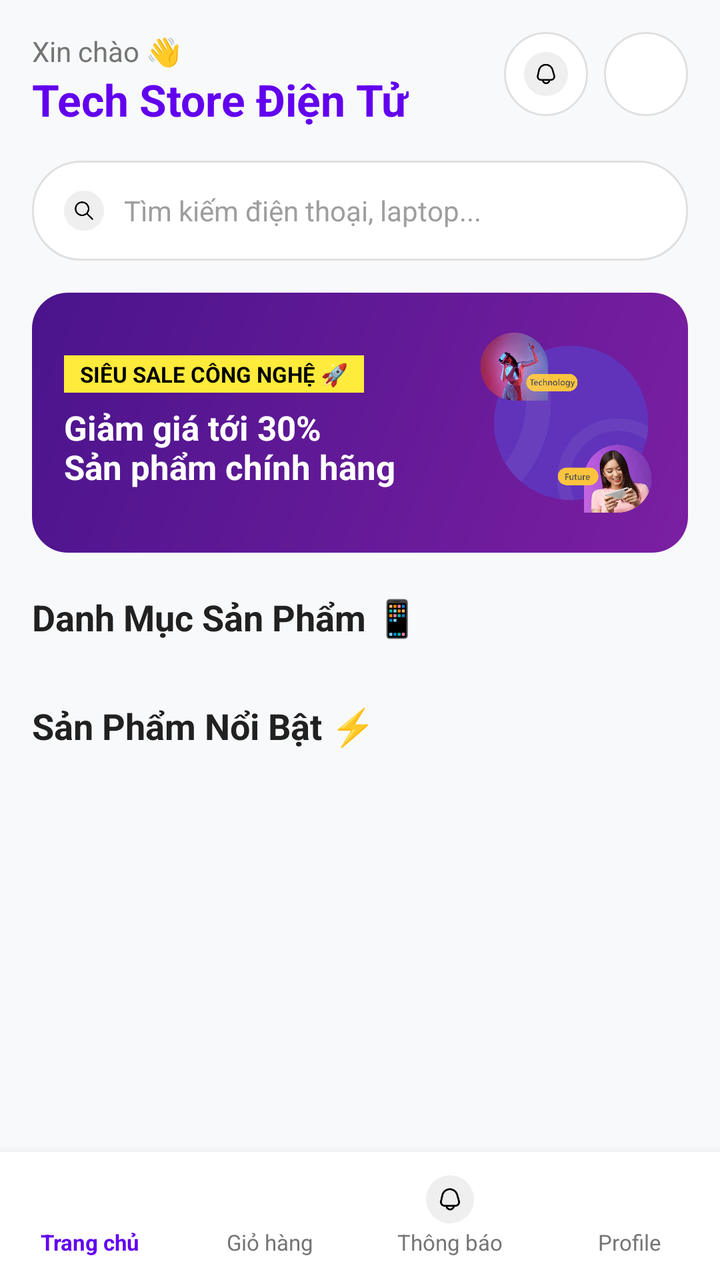
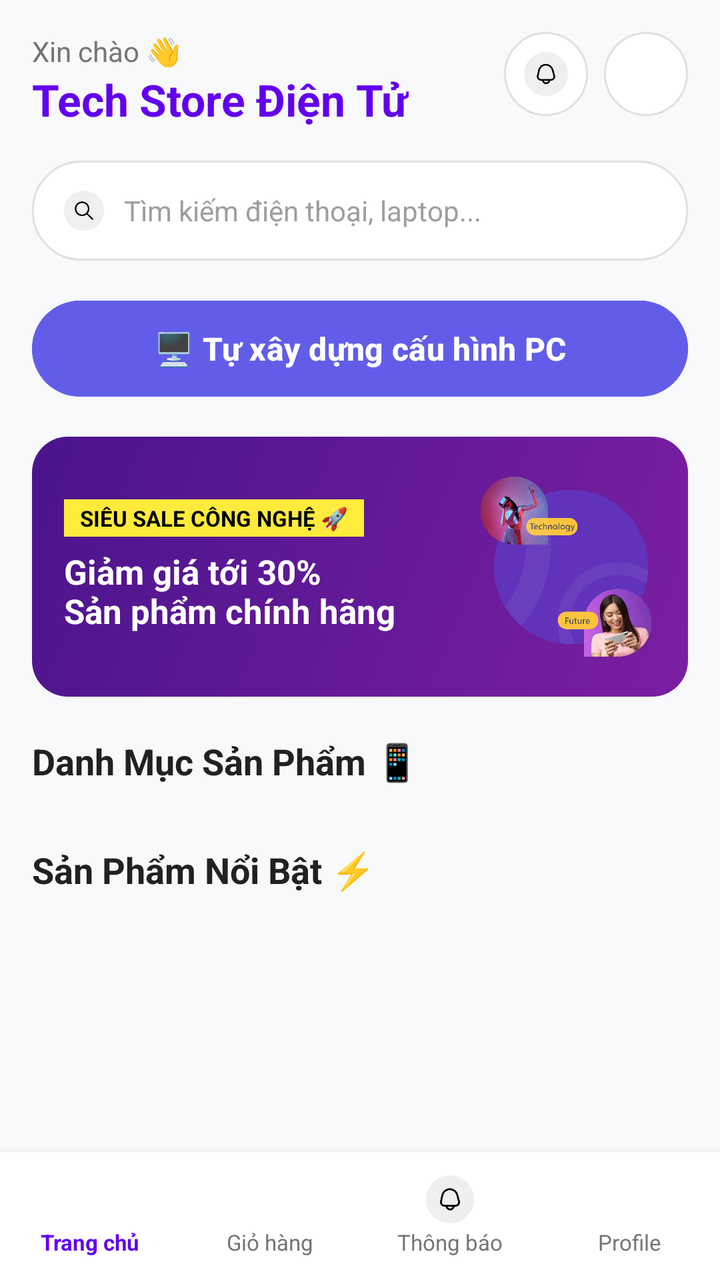

Two renders of the same Android screen: before a commit and after it. Below are the layout's source before the change and the commit's diff.
<!-- AndroidManifest.xml: application theme Theme.AppBanHangDienTu -->
<!-- res/layout/activity_main.xml -->
<?xml version="1.0" encoding="utf-8"?>
<RelativeLayout xmlns:android="http://schemas.android.com/apk/res/android"
    android:id="@+id/main"
    android:layout_width="match_parent"
    android:layout_height="match_parent"
    android:background="#F8F9FA">

    <ScrollView
        android:layout_width="match_parent"
        android:layout_height="match_parent"
        android:layout_above="@+id/bottomBar">

        <LinearLayout
            android:layout_width="match_parent"
            android:layout_height="wrap_content"
            android:orientation="vertical"
            android:padding="16dp">

            
            <RelativeLayout
                android:layout_width="match_parent"
                android:layout_height="wrap_content">

                <LinearLayout
                    android:layout_width="wrap_content"
                    android:layout_height="wrap_content"
                    android:orientation="vertical">

                    <TextView
                        android:layout_width="wrap_content"
                        android:layout_height="wrap_content"
                        android:text="Xin chào 👋"
                        android:textColor="#757575"
                        android:textSize="14sp" />

                    <TextView
                        android:layout_width="wrap_content"
                        android:layout_height="wrap_content"
                        android:text="Tech Store Điện Tử"
                        android:textColor="@color/purple"
                        android:textSize="22sp"
                        android:textStyle="bold" />
                </LinearLayout>

                <LinearLayout
                    android:layout_width="wrap_content"
                    android:layout_height="wrap_content"
                    android:layout_alignParentEnd="true"
                    android:orientation="horizontal">

                    <ImageView
                        android:id="@+id/bellBtn"
                        android:layout_width="42dp"
                        android:layout_height="42dp"
                        android:layout_marginEnd="8dp"
                        android:background="@drawable/bg_search_input"
                        android:padding="10dp"
                        android:src="@drawable/bell_icon" />

                    <ImageView
                        android:id="@+id/cartBtn"
                        android:layout_width="42dp"
                        android:layout_height="42dp"
                        android:background="@drawable/bg_search_input"
                        android:padding="10dp"
                        android:src="@drawable/btn_3" />
                </LinearLayout>
            </RelativeLayout>

            
            <LinearLayout
                android:layout_width="match_parent"
                android:layout_height="50dp"
                android:layout_marginTop="16dp"
                android:background="@drawable/bg_search_input"
                android:gravity="center_vertical"
                android:orientation="horizontal"
                android:paddingHorizontal="16dp">

                <ImageView
                    android:layout_width="20dp"
                    android:layout_height="20dp"
                    android:src="@drawable/search_icon" />

                <EditText
                    android:id="@+id/searchEdt"
                    android:layout_width="match_parent"
                    android:layout_height="match_parent"
                    android:layout_marginStart="10dp"
                    android:background="@null"
                    android:hint="Tìm kiếm điện thoại, laptop..."
                    android:textColor="#212121"
                    android:textColorHint="#9E9E9E"
                    android:textSize="14sp" />
            </LinearLayout>

            
            <RelativeLayout
                android:layout_width="match_parent"
                android:layout_height="130dp"
                android:layout_marginTop="16dp"
                android:background="@drawable/bg_banner_gradient"
                android:padding="16dp">

                <LinearLayout
                    android:layout_width="wrap_content"
                    android:layout_height="wrap_content"
                    android:layout_centerVertical="true"
                    android:orientation="vertical">

                    <TextView
                        android:layout_width="wrap_content"
                        android:layout_height="wrap_content"
                        android:background="#FFEB3B"
                        android:paddingHorizontal="8dp"
                        android:paddingVertical="2dp"
                        android:text="SIÊU SALE CÔNG NGHỆ 🚀"
                        android:textColor="#000000"
                        android:textSize="11sp"
                        android:textStyle="bold" />

                    <TextView
                        android:layout_width="wrap_content"
                        android:layout_height="wrap_content"
                        android:layout_marginTop="6dp"
                        android:text="Giảm giá tới 30%\nSản phẩm chính hãng"
                        android:textColor="#FFFFFF"
                        android:textSize="17sp"
                        android:textStyle="bold" />
                </LinearLayout>

                <ImageView
                    android:layout_width="90dp"
                    android:layout_height="90dp"
                    android:layout_alignParentEnd="true"
                    android:layout_centerVertical="true"
                    android:src="@drawable/intro_logo" />
            </RelativeLayout>

            
            <TextView
                android:layout_width="wrap_content"
                android:layout_height="wrap_content"
                android:layout_marginTop="20dp"
                android:text="Danh Mục Sản Phẩm 📱"
                android:textColor="#212121"
                android:textSize="18sp"
                android:textStyle="bold" />

            <androidx.recyclerview.widget.RecyclerView
                android:id="@+id/categoryView"
                android:layout_width="match_parent"
                android:layout_height="wrap_content"
                android:layout_marginTop="10dp" />

            
            <TextView
                android:layout_width="wrap_content"
                android:layout_height="wrap_content"
                android:layout_marginTop="20dp"
                android:text="Sản Phẩm Nổi Bật ⚡"
                android:textColor="#212121"
                android:textSize="18sp"
                android:textStyle="bold" />

            <androidx.recyclerview.widget.RecyclerView
                android:id="@+id/productView"
                android:layout_width="match_parent"
                android:layout_height="wrap_content"
                android:layout_marginTop="10dp" />

        </LinearLayout>
    </ScrollView>

    
    <LinearLayout
        android:id="@+id/bottomBar"
        android:layout_width="match_parent"
        android:layout_height="64dp"
        android:layout_alignParentBottom="true"
        android:background="#FFFFFF"
        android:elevation="8dp"
        android:gravity="center_vertical"
        android:orientation="horizontal"
        android:weightSum="4">

        
        <LinearLayout
            android:id="@+id/homeNav"
            android:layout_width="0dp"
            android:layout_height="match_parent"
            android:layout_weight="1"
            android:clickable="true"
            android:focusable="true"
            android:gravity="center"
            android:orientation="vertical">

            <ImageView
                android:id="@+id/homeIcon"
                android:layout_width="24dp"
                android:layout_height="24dp"
                android:src="@drawable/btn_1" />

            <TextView
                android:id="@+id/homeTxt"
                android:layout_width="wrap_content"
                android:layout_height="wrap_content"
                android:layout_marginTop="2dp"
                android:text="Trang chủ"
                android:textColor="@color/purple"
                android:textSize="11sp"
                android:textStyle="bold" />
        </LinearLayout>

        
        <LinearLayout
            android:id="@+id/cartNav"
            android:layout_width="0dp"
            android:layout_height="match_parent"
            android:layout_weight="1"
            android:clickable="true"
            android:focusable="true"
            android:gravity="center"
            android:orientation="vertical">

            <ImageView
                android:id="@+id/cartIcon"
                android:layout_width="24dp"
                android:layout_height="24dp"
                android:src="@drawable/btn_3" />

            <TextView
                android:id="@+id/cartTxt"
                android:layout_width="wrap_content"
                android:layout_height="wrap_content"
                android:layout_marginTop="2dp"
                android:text="Giỏ hàng"
                android:textColor="#757575"
                android:textSize="11sp" />
        </LinearLayout>

        
        <LinearLayout
            android:id="@+id/bellNav"
            android:layout_width="0dp"
            android:layout_height="match_parent"
            android:layout_weight="1"
            android:clickable="true"
            android:focusable="true"
            android:gravity="center"
            android:orientation="vertical">

            <ImageView
                android:id="@+id/bellIcon"
                android:layout_width="24dp"
                android:layout_height="24dp"
                android:src="@drawable/bell_icon" />

            <TextView
                android:id="@+id/bellTxt"
                android:layout_width="wrap_content"
                android:layout_height="wrap_content"
                android:layout_marginTop="2dp"
                android:text="Thông báo"
                android:textColor="#757575"
                android:textSize="11sp" />
        </LinearLayout>

        
        <LinearLayout
            android:id="@+id/profileNav"
            android:layout_width="0dp"
            android:layout_height="match_parent"
            android:layout_weight="1"
            android:clickable="true"
            android:focusable="true"
            android:gravity="center"
            android:orientation="vertical">

            <ImageView
                android:id="@+id/profileIcon"
                android:layout_width="24dp"
                android:layout_height="24dp"
                android:src="@drawable/btn_5" />

            <TextView
                android:id="@+id/profileTxt"
                android:layout_width="wrap_content"
                android:layout_height="wrap_content"
                android:layout_marginTop="2dp"
                android:text="Profile"
                android:textColor="#757575"
                android:textSize="11sp" />
        </LinearLayout>

    </LinearLayout>

</RelativeLayout>
<!-- resources referenced by this layout -->
<resources>
  <color name="purple">#6200EE</color>
  <!-- drawable bell_icon: png bitmap (drawable-hdpi, 2042 bytes) -->
  <!-- drawable bg_banner_gradient (drawable) -->
  <?xml version="1.0" encoding="utf-8"?>
  <shape xmlns:android="http://schemas.android.com/apk/res/android"
      android:shape="rectangle">
      <gradient
          android:angle="135"
          android:endColor="#4A148C"
          android:startColor="#7B1FA2" />
      <corners android:radius="18dp" />
  </shape>
  <!-- drawable bg_search_input (drawable) -->
  <?xml version="1.0" encoding="utf-8"?>
  <shape xmlns:android="http://schemas.android.com/apk/res/android"
      android:shape="rectangle">
      <solid android:color="#FFFFFF" />
      <corners android:radius="24dp" />
      <stroke
          android:width="1dp"
          android:color="#E0E0E0" />
  </shape>
  <!-- drawable btn_1: png bitmap (drawable-hdpi, 961 bytes) -->
  <!-- drawable btn_3: png bitmap (drawable-hdpi, 625 bytes) -->
  <!-- drawable btn_5: png bitmap (drawable-hdpi, 763 bytes) -->
  <!-- drawable intro_logo: png bitmap (drawable-hdpi, 155706 bytes) -->
  <!-- drawable search_icon: png bitmap (drawable-hdpi, 1981 bytes) -->
  <style name="Theme.AppBanHangDienTu" parent="Base.Theme.AppBanHangDienTu" />
  <style name="Base.Theme.AppBanHangDienTu" parent="Theme.Material3.DayNight.NoActionBar">
          
          
      </style>
</resources>

<!-- the commit's change to res/layout/activity_main.xml (unified diff, before → after) -->
@@ -95,6 +95,19 @@
             </LinearLayout>
 
             
+            <Button
+                android:id="@+id/btnBuildQuest"
+                android:layout_width="match_parent"
+                android:layout_height="56dp"
+                android:layout_marginTop="16dp"
+                android:text="🖥 Tự xây dựng cấu hình PC"
+                android:textAllCaps="false"
+                android:textSize="16sp"
+                android:textStyle="bold"
+                android:textColor="#FFFFFF"
+                android:backgroundTint="#625DE8"/>
+
+            
             <RelativeLayout
                 android:layout_width="match_parent"
                 android:layout_height="130dp"
